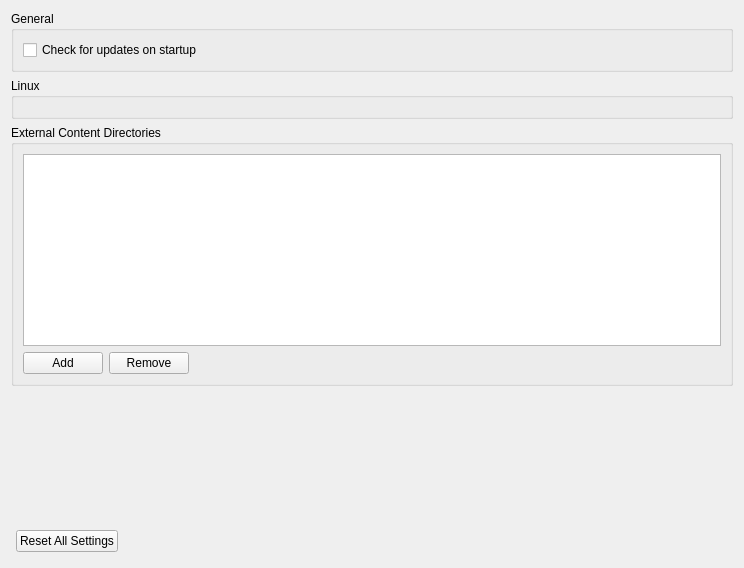
The window that src/citron/configuration/configure_general.ui (citron-neo/emulator) describes before a commit, drawn with Qt 5.
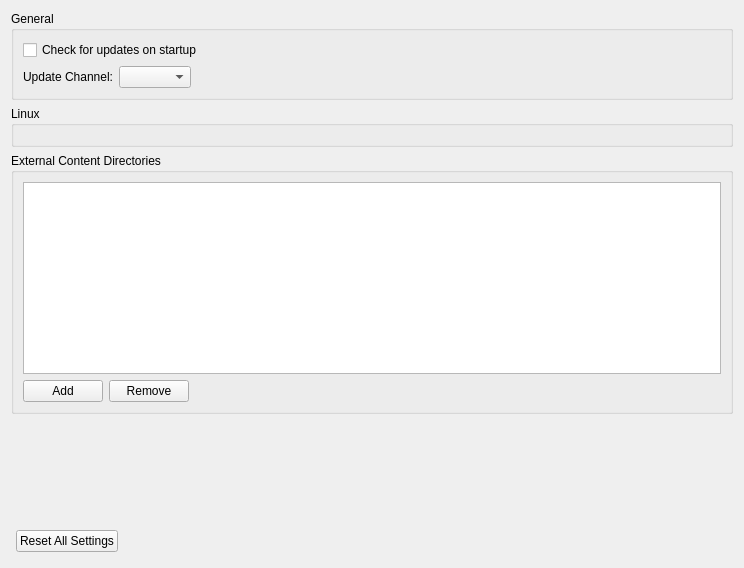
The same window after the commit.

What changed in the file:
```diff
--- a/src/citron/configuration/configure_general.ui
+++ b/src/citron/configuration/configure_general.ui
@@ -47,6 +47,46 @@
              </property>
             </widget>
            </item>
+            <item>
+             <layout class="QHBoxLayout" name="update_channel_layout">
+              <item>
+               <widget class="QLabel" name="update_channel_label">
+                <property name="text">
+                 <string>Update Channel:</string>
+                </property>
+               </widget>
+              </item>
+              <item>
+               <widget class="QComboBox" name="update_channel_combo">
+                <property name="maximumSize">
+                 <size>
+                  <width>200</width>
+                  <height>16777215</height>
+                 </size>
+                </property>
+                <property name="sizePolicy">
+                 <sizepolicy hsizetype="Preferred" vsizetype="Fixed">
+                  <horstretch>0</horstretch>
+                  <verstretch>0</verstretch>
+                 </sizepolicy>
+                </property>
+               </widget>
+              </item>
+              <item>
+               <spacer name="update_channel_spacer">
+                <property name="orientation">
+                 <enum>Qt::Horizontal</enum>
+                </property>
+                <property name="sizeHint" stdset="0">
+                 <size>
+                  <width>40</width>
+                  <height>20</height>
+                 </size>
+                </property>
+               </spacer>
+              </item>
+             </layout>
+            </item>
           </layout>
          </widget>
         </item>
```
Lines whose indentation alone changed are shown as unchanged.
